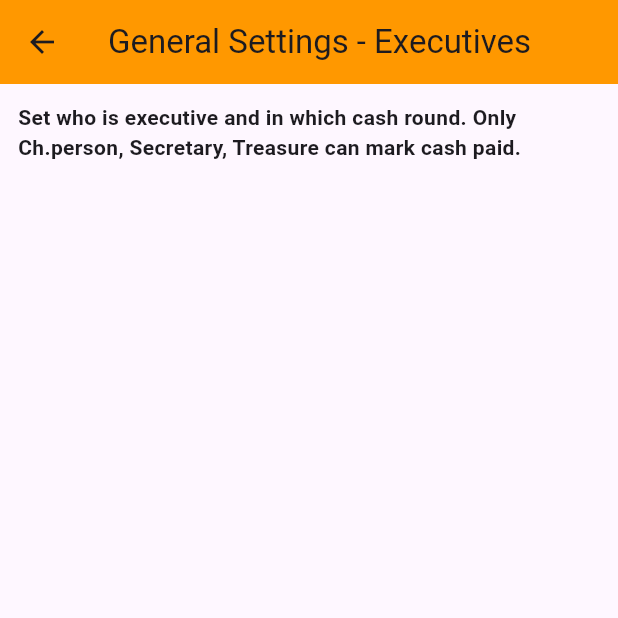
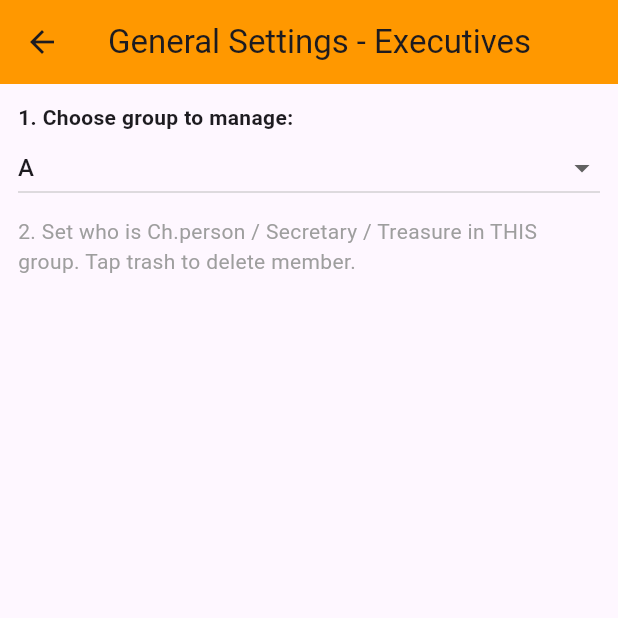
Before and after one commit to abdulhamiidjemba8-hue/mama-teachers-group-app, a Flutter app: the GeneralSettings screen opened directly with empty values, on a phone screen of 412 x 824 dp, the top half of it. Run offline on Flutter 3.47's test engine with Material 3 defaults, Android fonts, the phone set to English and light mode, and no system bars; our stand-ins replace cloud_firestore, firebase_core, local_auth, screenshot, share_plus, shared_preferences; accounts and stored records are empty.

Commit message:
Update main.dart

```diff
--- a/lib/main.dart
+++ b/lib/main.dart
@@ -229,17 +229,78 @@ class GroupList extends StatelessWidget {
   }
 }
 
-class GeneralSettings extends StatelessWidget {
+class GeneralSettings extends StatefulWidget {
   final Map<String, dynamic> currentUser;
   const GeneralSettings({super.key, required this.currentUser});
-  @override Widget build(BuildContext context) => Scaffold(appBar: AppBar(title: const Text("General Settings - Executives"), backgroundColor: Colors.orange),
-    body: StreamBuilder<QuerySnapshot>(stream: FirebaseFirestore.instance.collection('members').snapshots(), builder: (ctx, snap) {
-      if (!snap.hasData) return const Center(child: CircularProgressIndicator());
-      return ListView(children: [const Padding(padding: EdgeInsets.all(12), child: Text("Set who is executive and in which cash round. Only Ch.person, Secretary, Treasure can mark cash paid.", style: TextStyle(fontWeight: FontWeight.bold))),
-        ...snap.data!.docs.map((d) { var m = d.data() as Map<String, dynamic>;
-          return Card(child: ListTile(title: Text(m['fullName'] ?? ''), subtitle: Text("Cash Round: ${m['category']} | Position: ${m['role']} | ${m['phone']}"),
-            trailing: DropdownButton<String>(value: m['role'], items: ["Ch.person", "Secretary", "Treasure", "Member"].map((e) => DropdownMenuItem(value: e, child: Text(e))).toList(), onChanged: (v) => FirebaseFirestore.instance.collection('members').doc(d.id).update({'role': v})))); })]);
-    }));
+  @override State<GeneralSettings> createState() => _GeneralSettings();
+}
+
+class _GeneralSettings extends State<GeneralSettings> {
+  String selectedGroup = 'A';
+  final groups = ["A", "B", "C", "A & B", "A & C", "B & C", "All"];
+
+  bool inSelectedGroup(Map<String, dynamic> m) {
+    String c = m['category'] ?? '';
+    if (selectedGroup == "All") return true;
+    if (selectedGroup.contains("&")) {
+      var parts = selectedGroup.split("&").map((e) => e.trim()).toList();
+      if (c == "All") return true;
+      for (var p in parts) { if (c.contains(p)) return true; }
+      return false;
+    }
+    if (c == "All") return true;
+    if (c == selectedGroup) return true;
+    if (c.contains("&") && c.contains(selectedGroup)) return true;
+    return false;
+  }
+
+  Future<void> deleteMember(String docId, String name) async {
+    bool ok = await showDialog(context: context, builder: (_) => AlertDialog(
+      title: Text("Delete $name?"),
+      content: Text("This will remove $name from the App. Only executive can do this."),
+      actions: [
+        TextButton(onPressed: () => Navigator.pop(context, false), child: const Text("Cancel")),
+        TextButton(onPressed: () => Navigator.pop(context, true), child: const Text("DELETE", style: TextStyle(color: Colors.red))),
+      ],
+    )) ?? false;
+    if (!ok) return;
+    await FirebaseFirestore.instance.collection('members').doc(docId).delete();
+    if (!mounted) return;
+    ScaffoldMessenger.of(context).showSnackBar(SnackBar(content: Text("$name deleted")));
+  }
+
+  @override Widget build(BuildContext context) => Scaffold(
+    appBar: AppBar(title: const Text("General Settings - Executives"), backgroundColor: Colors.orange),
+    body: Column(children: [
+      Padding(padding: const EdgeInsets.all(12), child: Column(crossAxisAlignment: CrossAxisAlignment.start, children: [
+        const Text("1. Choose group to manage:", style: TextStyle(fontWeight: FontWeight.bold)),
+        DropdownButton<String>(value: selectedGroup, isExpanded: true, items: groups.map((e) => DropdownMenuItem(value: e, child: Text(e))).toList(), onChanged: (v) => setState(() => selectedGroup = v!)),
+        const SizedBox(height: 8),
+        const Text("2. Set who is Ch.person / Secretary / Treasure in THIS group. Tap trash to delete member.", style: TextStyle(color: Colors.grey)),
+      ])),
+      Expanded(child: StreamBuilder<QuerySnapshot>(stream: FirebaseFirestore.instance.collection('members').snapshots(), builder: (ctx, snap) {
+        if (!snap.hasData) return const Center(child: CircularProgressIndicator());
+        var list = snap.data!.docs.where((d) => inSelectedGroup(d.data() as Map<String, dynamic>)).toList();
+        return ListView(children: list.map((d) {
+          var m = d.data() as Map<String, dynamic>;
+          return Card(child: ListTile(
+            title: Text(m['fullName'] ?? ''),
+            subtitle: Text("Cash Round: ${m['category']} | Position: ${m['role']} | ${m['phone']}"),
+            trailing: Row(mainAxisSize: MainAxisSize.min, children: [
+              DropdownButton<String>(value: m['role'], items: ["Ch.person", "Secretary", "Treasure", "Member"].map((e) => DropdownMenuItem(value: e, child: Text(e))).toList(),
+                onChanged: (v) async {
+                  await FirebaseFirestore.instance.collection('members').doc(d.id).update({'role': v});
+                  await FirebaseFirestore.instance.collection('exec_roles').doc("${d.id}_$selectedGroup").set({
+                    'memberId': d.id, 'memberName': m['fullName'], 'groupId': selectedGroup, 'role': v, 'updatedBy': widget.currentUser['fullName'],
+                  });
+                }),
+              IconButton(icon: const Icon(Icons.delete, color: Colors.red), onPressed: () => deleteMember(d.id, m['fullName'] ?? '')),
+            ]),
+          ));
+        }).toList());
+      })),
+    ]),
+  );
 }
 
 class Dashboard extends StatefulWidget {
```
